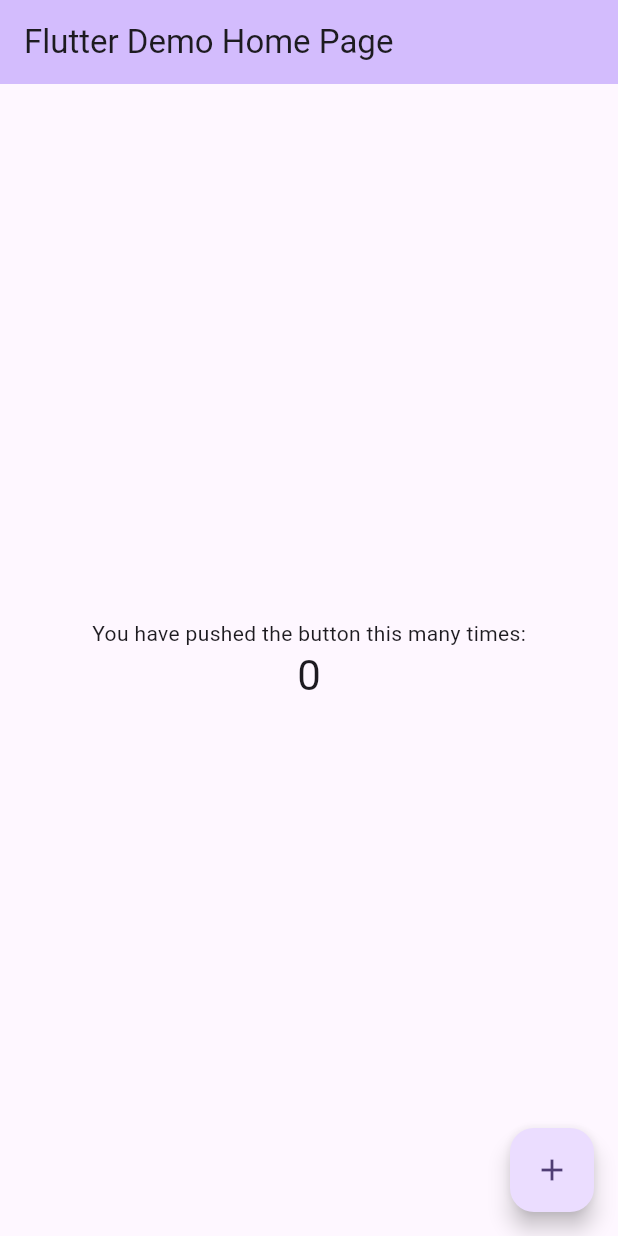
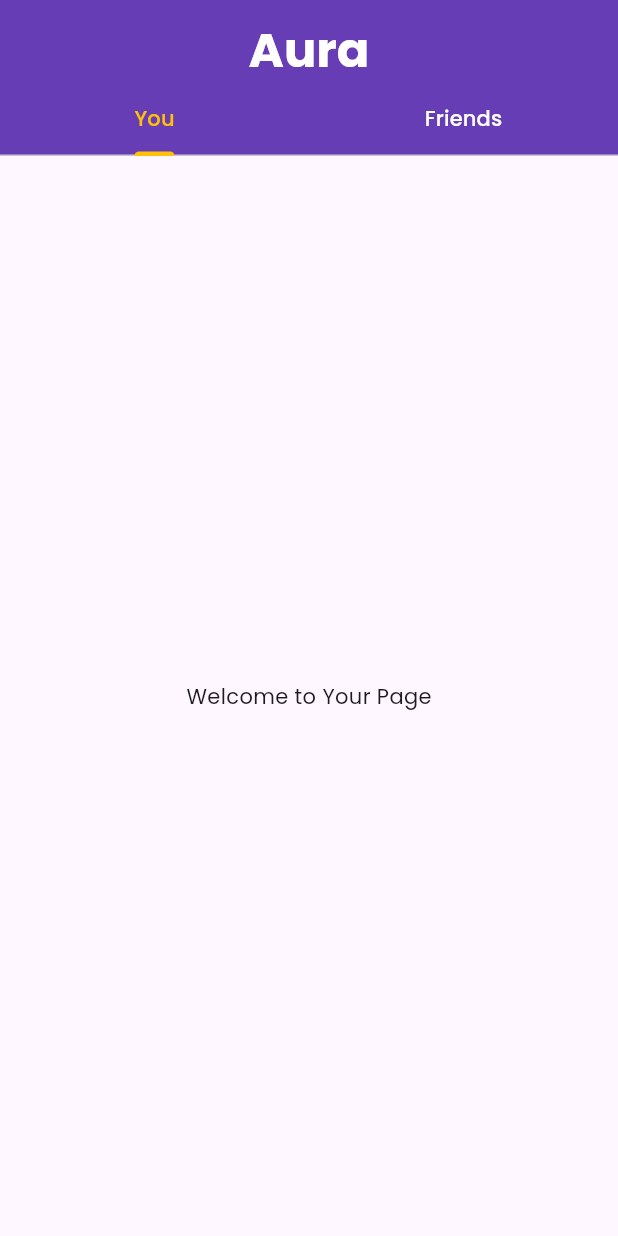
Before and after one commit to Geissmoney/Aura, a Flutter app: the screen it shows after launch, on a phone screen of 412 x 824 dp. Run offline on Flutter 3.47's test engine with Material 3 defaults, Android fonts, the phone set to English and light mode, and no system bars.

Commit message:
Started HomePage

```diff
--- a/lib/main.dart
+++ b/lib/main.dart
@@ -1,4 +1,5 @@
 import 'package:flutter/material.dart';
+import 'pages/home.dart';
 
 void main() {
   runApp(const MyApp());
@@ -11,115 +12,11 @@ class MyApp extends StatelessWidget {
   @override
   Widget build(BuildContext context) {
     return MaterialApp(
-      title: 'Flutter Demo',
+      debugShowCheckedModeBanner: false,
       theme: ThemeData(
-        // This is the theme of your application.
-        //
-        // TRY THIS: Try running your application with "flutter run". You'll see
-        // the application has a purple toolbar. Then, without quitting the app,
-        // try changing the seedColor in the colorScheme below to Colors.green
-        // and then invoke "hot reload" (save your changes or press the "hot
-        // reload" button in a Flutter-supported IDE, or press "r" if you used
-        // the command line to start the app).
-        //
-        // Notice that the counter didn't reset back to zero; the application
-        // state is not lost during the reload. To reset the state, use hot
-        // restart instead.
-        //
-        // This works for code too, not just values: Most code changes can be
-        // tested with just a hot reload.
-        colorScheme: ColorScheme.fromSeed(seedColor: Colors.deepPurple),
-        useMaterial3: true,
+        fontFamily: "Poppins",
       ),
-      home: const MyHomePage(title: 'Flutter Demo Home Page'),
+      home: const HomePage()
     );
   }
 }
-
-class MyHomePage extends StatefulWidget {
-  const MyHomePage({super.key, required this.title});
-
-  // This widget is the home page of your application. It is stateful, meaning
-  // that it has a State object (defined below) that contains fields that affect
-  // how it looks.
-
-  // This class is the configuration for the state. It holds the values (in this
-  // case the title) provided by the parent (in this case the App widget) and
-  // used by the build method of the State. Fields in a Widget subclass are
-  // always marked "final".
-
-  final String title;
-
-  @override
-  State<MyHomePage> createState() => _MyHomePageState();
-}
-
-class _MyHomePageState extends State<MyHomePage> {
-  int _counter = 0;
-
-  void _incrementCounter() {
-    setState(() {
-      // This call to setState tells the Flutter framework that something has
-      // changed in this State, which causes it to rerun the build method below
-      // so that the display can reflect the updated values. If we changed
-      // _counter without calling setState(), then the build method would not be
-      // called again, and so nothing would appear to happen.
-      _counter++;
-    });
-  }
-
-  @override
-  Widget build(BuildContext context) {
-    // This method is rerun every time setState is called, for instance as done
-    // by the _incrementCounter method above.
-    //
-    // The Flutter framework has been optimized to make rerunning build methods
-    // fast, so that you can just rebuild anything that needs updating rather
-    // than having to individually change instances of widgets.
-    return Scaffold(
-      appBar: AppBar(
-        // TRY THIS: Try changing the color here to a specific color (to
-        // Colors.amber, perhaps?) and trigger a hot reload to see the AppBar
-        // change color while the other colors stay the same.
-        backgroundColor: Theme.of(context).colorScheme.inversePrimary,
-        // Here we take the value from the MyHomePage object that was created by
-        // the App.build method, and use it to set our appbar title.
-        title: Text(widget.title),
-      ),
-      body: Center(
-        // Center is a layout widget. It takes a single child and positions it
-        // in the middle of the parent.
-        child: Column(
-          // Column is also a layout widget. It takes a list of children and
-          // arranges them vertically. By default, it sizes itself to fit its
-          // children horizontally, and tries to be as tall as its parent.
-          //
-          // Column has various properties to control how it sizes itself and
-          // how it positions its children. Here we use mainAxisAlignment to
-          // center the children vertically; the main axis here is the vertical
-          // axis because Columns are vertical (the cross axis would be
-          // horizontal).
-          //
-          // TRY THIS: Invoke "debug painting" (choose the "Toggle Debug Paint"
-          // action in the IDE, or press "p" in the console), to see the
-          // wireframe for each widget.
-          mainAxisAlignment: MainAxisAlignment.center,
-          children: <Widget>[
-            const Text(
-              'You have pushed the button this many times:',
-            ),
-            Text(
-              '$_counter',
-              style: Theme.of(context).textTheme.headlineMedium,
-            ),
-          ],
-        ),
-      ),
-      floatingActionButton: FloatingActionButton(
-        onPressed: _incrementCounter,
-        tooltip: 'Increment',
-        child: const Icon(Icons.add),
-      ), // This trailing comma makes auto-formatting nicer for build methods.
-    );
-  }
-}
--- /dev/null
+++ b/lib/pages/home.dart
@@ -0,0 +1,65 @@
+import 'package:flutter/material.dart';
+
+class HomePage extends StatefulWidget {
+  const HomePage({super.key});
+
+  @override
+  _HomePageState createState() => _HomePageState();
+}
+
+class _HomePageState extends State<HomePage> with SingleTickerProviderStateMixin {
+  late TabController _tabController;
+
+  @override
+  void initState() {
+    super.initState();
+    _tabController = TabController(length: 2, vsync: this);
+  }
+
+  @override
+  void dispose() {
+    _tabController.dispose();
+    super.dispose();
+  }
+
+  @override
+  Widget build(BuildContext context) {
+    return Scaffold(
+      appBar: AppBar(
+        backgroundColor: Colors.deepPurple, // Set a custom background color
+        elevation: 10, // Adds shadow beneath the AppBar
+        title: const Padding(
+        padding: EdgeInsets.only(top: 10.0),  // Adjust the padding value as needed
+          child: Text(
+            'Aura',
+            style: TextStyle(
+            color: Colors.white,
+            fontSize: 32,
+            fontWeight: FontWeight.bold,
+            ),
+          ),
+        ),
+        centerTitle: true, // Center the title
+        bottom: TabBar(
+          controller: _tabController,
+          indicatorColor: Colors.amber, // Color of the tab indicator
+          labelColor: Colors.amber, // Color of the tab text when selected
+          unselectedLabelColor: Colors.white, // Color of the tab text when unselected
+          tabs: const [
+            Tab(text: 'You'), // Tab 1
+            Tab(text: 'Friends') // Tab 2
+          ],
+        ),
+      ),
+      body: TabBarView(
+        controller: _tabController,
+        children: const [
+          // Content for 'You' tab
+          Center(child: Text('Welcome to Your Page')),
+          // Content for 'Friends' tab
+          Center(child: Text('Friends Page')),
+        ],
+      ),
+    );
+  }
+}
```
Also changed, not shown: pubspec.yaml (+11 -0 lines), fonts/Poppins-Bold.ttf (added), fonts/Poppins-Medium.ttf (added), fonts/Poppins-Regular.ttf (added), fonts/Poppins-SemiBold.ttf (added), pubspec.lock.
